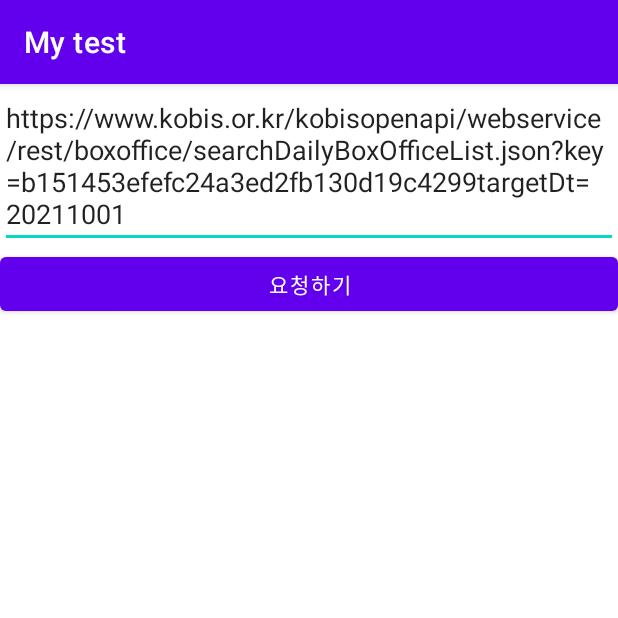
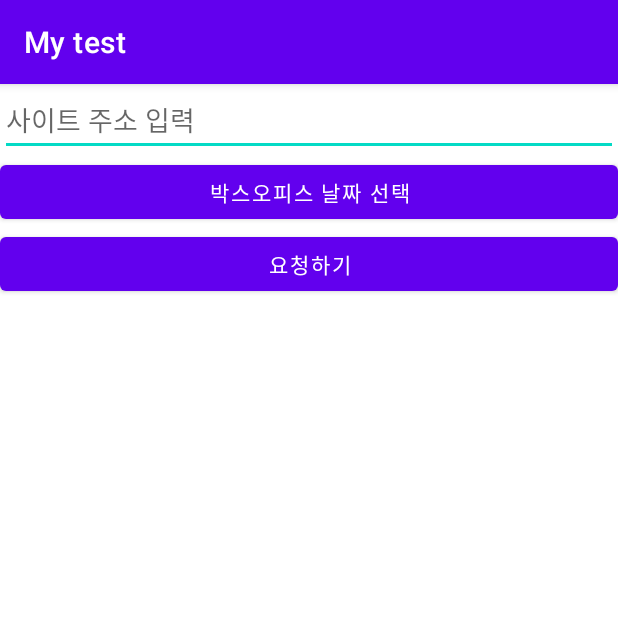
Before and after one commit to seolminju/My_test, an Android app: the screen it shows after launch (MainActivity), on a phone screen of 412 x 824 dp, the top half of it. Run offline under Robolectric (Android 15) with nearby library versions, the phone set to English and light mode, and no system bars; our stand-ins replace Volley.

Commit message:
20173038_11st_app

```diff
--- a/app/build.gradle
+++ b/app/build.gradle
@@ -33,6 +33,7 @@ dependencies {
     implementation 'com.google.android.material:material:1.4.0'
     implementation 'androidx.constraintlayout:constraintlayout:2.1.2'
     implementation 'com.android.volley:volley:1.1.0'
+    implementation 'com.google.code.gson:gson:2.8.6'
     testImplementation 'junit:junit:4.+'
     androidTestImplementation 'androidx.test.ext:junit:1.1.3'
     androidTestImplementation 'androidx.test.espresso:espresso-core:3.4.0'
--- a/app/src/main/java/com/example/mytest/MainActivity.java
+++ b/app/src/main/java/com/example/mytest/MainActivity.java
@@ -1,10 +1,15 @@
 package com.example.mytest;
 
 import androidx.appcompat.app.AppCompatActivity;
+import androidx.recyclerview.widget.LinearLayoutManager;
+import androidx.recyclerview.widget.RecyclerView;
 
+import android.app.DatePickerDialog;
 import android.os.Bundle;
+import android.util.Log;
 import android.view.View;
 import android.widget.Button;
+import android.widget.DatePicker;
 import android.widget.EditText;
 import android.widget.TextView;
 
@@ -15,6 +20,7 @@ import com.android.volley.Response;
 import com.android.volley.VolleyError;
 import com.android.volley.toolbox.StringRequest;
 import com.android.volley.toolbox.Volley;
+import com.google.gson.Gson;
 
 import java.util.HashMap;
 import java.util.Map;
@@ -22,16 +28,21 @@ import java.util.Map;
 public class MainActivity extends AppCompatActivity {
     EditText editText;
     TextView textView;
+    DatePickerDialog.OnDateSetListener callbackMethon;
 
     static RequestQueue requestQueue;
+    RecyclerView recyclerView;
+    MovieAdapter adapter;
 
     @Override
     protected void onCreate(Bundle savedInstanceState) {
         super.onCreate(savedInstanceState);
         setContentView(R.layout.activity_main);
 
+        this.InitalLizeListenner();
+
         editText = findViewById(R.id.xeditText);
-        textView = findViewById(R.id.xtextView);
+        textView = findViewById(R.id.textView);
 
         Button button = findViewById(R.id.xbutton);
         button.setOnClickListener(new View.OnClickListener() {
@@ -40,10 +51,45 @@ public class MainActivity extends AppCompatActivity {
                 makeRequest();
             }
         });
+        Button dateButton = findViewById(R.id.dateButton);
+        dateButton.setOnClickListener(new View.OnClickListener(){
+            @Override
+            public void onClick(View v) {
+                dateProcess(v);
+            }
+        });
+
         if(requestQueue == null)
         {
             requestQueue = Volley.newRequestQueue(getApplicationContext());
         }
+
+        recyclerView = findViewById(R.id.recyclerView);
+        LinearLayoutManager layoutManager = new LinearLayoutManager(this,LinearLayoutManager.VERTICAL,false);
+        recyclerView.setLayoutManager((layoutManager));
+
+        adapter = new MovieAdapter();
+        recyclerView.setAdapter(adapter);
+    }
+    public void InitalLizeListenner()
+    {
+        callbackMethon = new DatePickerDialog.OnDateSetListener() {
+            @Override
+            public void onDateSet(DatePicker view, int year, int month, int dayOfMonth) {
+                String year1 = String.valueOf(year);
+                String month1 = String.valueOf(month);
+                String dayOfMonth1 = String.valueOf(dayOfMonth);
+                String date = year1 + month1 + dayOfMonth1;
+                editText.setText("https://www.kobis.or.kr/kobisopenapi/webservice/rest/boxoffice/searchDailyBoxOfficeList.json?key=b151453efefc24a3ed2fb130d19c4299&targetDt=" +date);
+
+            }
+        };
+    }
+    public void dateProcess(View v)
+    {
+        DatePickerDialog dialog = new DatePickerDialog(this, callbackMethon, 2021, 11, 10);
+        dialog.show();
+
     }
     public void makeRequest(){
         String uri = editText.getText().toString();
@@ -54,6 +100,7 @@ public class MainActivity extends AppCompatActivity {
                     @Override
                     public void onResponse(String response) {
                         println("응답 -> " + response);
+                        processResponse(response);
                     }
                 },
                 new Response.ErrorListener() {
@@ -74,6 +121,18 @@ public class MainActivity extends AppCompatActivity {
         println("요청 보냄");
     }
     public void println(String data){
-        textView.append(data + "\n");
+        Log.d("MainActivity",data);
+    }
+    public void processResponse(String response)
+    {
+        Gson gson = new Gson();
+        MovieList movieList = gson.fromJson(response, MovieList.class);
+        println("영화 정보의 수 : " + movieList.boxOfficeResult.dailyBoxOfficeList.size());
+
+        for (int i=0; i<movieList.boxOfficeResult.dailyBoxOfficeList.size();i++){
+            Movie movie = movieList.boxOfficeResult.dailyBoxOfficeList.get(i);
+            adapter.addItem(movie);
+        }
+        adapter.notifyDataSetChanged();
     }
 }
--- /dev/null
+++ b/app/src/main/java/com/example/mytest/MovieList.java
@@ -0,0 +1,5 @@
+package com.example.mytest;
+
+public class MovieList {
+    MovieListResult boxOfficeResult;
+}
--- a/app/src/main/res/layout/activity_main.xml
+++ b/app/src/main/res/layout/activity_main.xml
@@ -11,31 +11,25 @@
         android:id="@+id/xeditText"
         android:layout_width="match_parent"
         android:layout_height="wrap_content"
-        android:text="https://www.kobis.or.kr/kobisopenapi/webservice/rest/boxoffice/searchDailyBoxOfficeList.json?key=b151453efefc24a3ed2fb130d19c4299targetDt=20211001"
         android:hint="사이트 주소 입력"/>
 
     <Button
+        android:id="@+id/dateButton"
+        android:layout_width="match_parent"
+        android:layout_height="wrap_content"
+        android:text="박스오피스 날짜 선택"/>
+
+   <Button
         android:id="@+id/xbutton"
         android:layout_width="match_parent"
         android:layout_height="wrap_content"
         android:text="요청하기"/>
 
-    <ScrollView
+    <androidx.recyclerview.widget.RecyclerView
+        android:id="@+id/recyclerView"
         android:layout_width="match_parent"
-        android:layout_height="match_parent">
-        <LinearLayout
-            android:layout_width="match_parent"
-            android:layout_height="match_parent"
-            android:orientation="vertical">
+        android:layout_height="match_parent"
+        android:layout_marginBottom="10dp"/>
 
-            <TextView
-                android:id="@+id/xtextView"
-                android:layout_width="match_parent"
-                android:layout_height="wrap_content"
-                android:textSize="20sp" />
-
-        </LinearLayout>
-
-    </ScrollView>
 
 </LinearLayout>
```
Also changed, not shown: app/src/main/java/com/example/mytest/Movie.java (added, +22 -0 lines), app/src/main/java/com/example/mytest/MovieAdapter.java (added, +60 -0 lines), app/src/main/java/com/example/mytest/MovieListResult.java (added, +10 -0 lines), app/src/main/res/layout/movie_item.xml (added, +63 -0 lines), app/src/main/res/drawable/movie.png (added).
